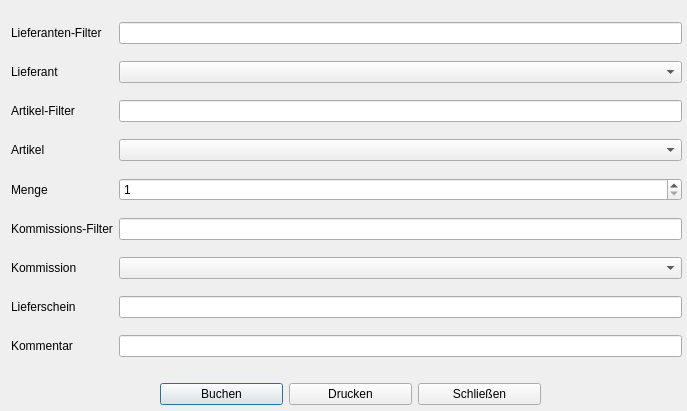
The window that dialog_lager.ui (15831944/CBrain) describes before a commit, drawn with Qt 5.
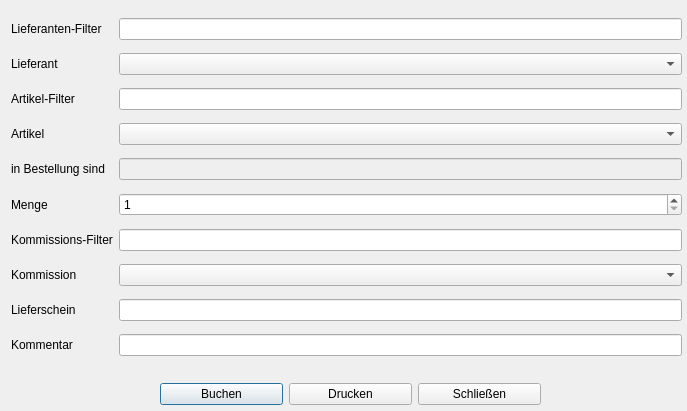
The same window after the commit.

Commit message: dialog lager anzeige menge in bestellung

```diff
--- a/dialog_lager.ui
+++ b/dialog_lager.ui
@@ -59,9 +59,16 @@
     </rect>
    </property>
    <layout class="QGridLayout" name="gridLayout">
-    <item row="5" column="1">
+    <item row="6" column="1">
      <widget class="QLineEdit" name="lineEdit_komfilter"/>
     </item>
+    <item row="7" column="0">
+     <widget class="QLabel" name="label_kom">
+      <property name="text">
+       <string>Kommission</string>
+      </property>
+     </widget>
+    </item>
     <item row="0" column="0">
      <widget class="QLabel" name="label_4">
       <property name="text">
@@ -69,19 +76,21 @@
       </property>
      </widget>
     </item>
-    <item row="5" column="0">
-     <widget class="QLabel" name="label_komfilter">
-      <property name="text">
-       <string>Kommissions-Filter</string>
+    <item row="5" column="1">
+     <widget class="QSpinBox" name="spinBox_menge">
+      <property name="minimum">
+       <number>1</number>
+      </property>
+      <property name="maximum">
+       <number>999999999</number>
+      </property>
+      <property name="value">
+       <number>1</number>
       </property>
      </widget>
     </item>
-    <item row="7" column="0">
-     <widget class="QLabel" name="label_lieferschein">
-      <property name="text">
-       <string>Lieferschein</string>
-      </property>
-     </widget>
+    <item row="7" column="1">
+     <widget class="QComboBox" name="comboBox_kom"/>
     </item>
     <item row="3" column="0">
      <widget class="QLabel" name="label_2">
@@ -90,13 +99,10 @@
       </property>
      </widget>
     </item>
-    <item row="7" column="1">
-     <widget class="QLineEdit" name="lineEdit_lieferschein"/>
-    </item>
-    <item row="6" column="0">
-     <widget class="QLabel" name="label_kom">
+    <item row="8" column="0">
+     <widget class="QLabel" name="label_lieferschein">
       <property name="text">
-       <string>Kommission</string>
+       <string>Lieferschein</string>
       </property>
      </widget>
     </item>
@@ -107,45 +113,6 @@
       </property>
      </widget>
     </item>
-    <item row="4" column="0">
-     <widget class="QLabel" name="label_3">
-      <property name="text">
-       <string>Menge</string>
-      </property>
-     </widget>
-    </item>
-    <item row="3" column="1">
-     <widget class="QComboBox" name="comboBox_artikel"/>
-    </item>
-    <item row="6" column="1">
-     <widget class="QComboBox" name="comboBox_kom"/>
-    </item>
-    <item row="8" column="0">
-     <widget class="QLabel" name="label_komment">
-      <property name="text">
-       <string>Kommentar</string>
-      </property>
-     </widget>
-    </item>
-    <item row="8" column="1">
-     <widget class="QLineEdit" name="lineEdit_komment"/>
-    </item>
-    <item row="4" column="1">
-     <widget class="QSpinBox" name="spinBox_menge">
-      <property name="minimum">
-       <number>1</number>
-      </property>
-      <property name="maximum">
-       <number>999999999</number>
-      </property>
-      <property name="value">
-       <number>1</number>
-      </property>
-     </widget>
-    </item>
-    <item row="2" column="1">
-     <widget class="QLineEdit" name="lineEdit_artikelfilter"/>
-    </item>
     <item row="1" column="0">
      <widget class="QLabel" name="label_5">
       <property name="text">
@@ -153,12 +120,59 @@
       </property>
      </widget>
     </item>
+    <item row="9" column="1">
+     <widget class="QLineEdit" name="lineEdit_komment"/>
+    </item>
+    <item row="6" column="0">
+     <widget class="QLabel" name="label_komfilter">
+      <property name="text">
+       <string>Kommissions-Filter</string>
+      </property>
+     </widget>
+    </item>
     <item row="0" column="1">
      <widget class="QLineEdit" name="lineEdit_lieferantenfilter"/>
     </item>
+    <item row="8" column="1">
+     <widget class="QLineEdit" name="lineEdit_lieferschein"/>
+    </item>
+    <item row="5" column="0">
+     <widget class="QLabel" name="label_3">
+      <property name="text">
+       <string>Menge</string>
+      </property>
+     </widget>
+    </item>
+    <item row="2" column="1">
+     <widget class="QLineEdit" name="lineEdit_artikelfilter"/>
+    </item>
+    <item row="9" column="0">
+     <widget class="QLabel" name="label_komment">
+      <property name="text">
+       <string>Kommentar</string>
+      </property>
+     </widget>
+    </item>
+    <item row="3" column="1">
+     <widget class="QComboBox" name="comboBox_artikel"/>
+    </item>
     <item row="1" column="1">
      <widget class="QComboBox" name="comboBox_lieferanten"/>
     </item>
+    <item row="4" column="0">
+     <widget class="QLabel" name="label_inbestelling">
+      <property name="text">
+       <string>in Bestellung sind</string>
+      </property>
+     </widget>
+    </item>
+    <item row="4" column="1">
+     <widget class="QLineEdit" name="lineEdit_inbestellung">
+      <property name="enabled">
+       <bool>false</bool>
+      </property>
+     </widget>
+    </item>
    </layout>
   </widget>
  </widget>
```
The commit also changes 4 other files.
